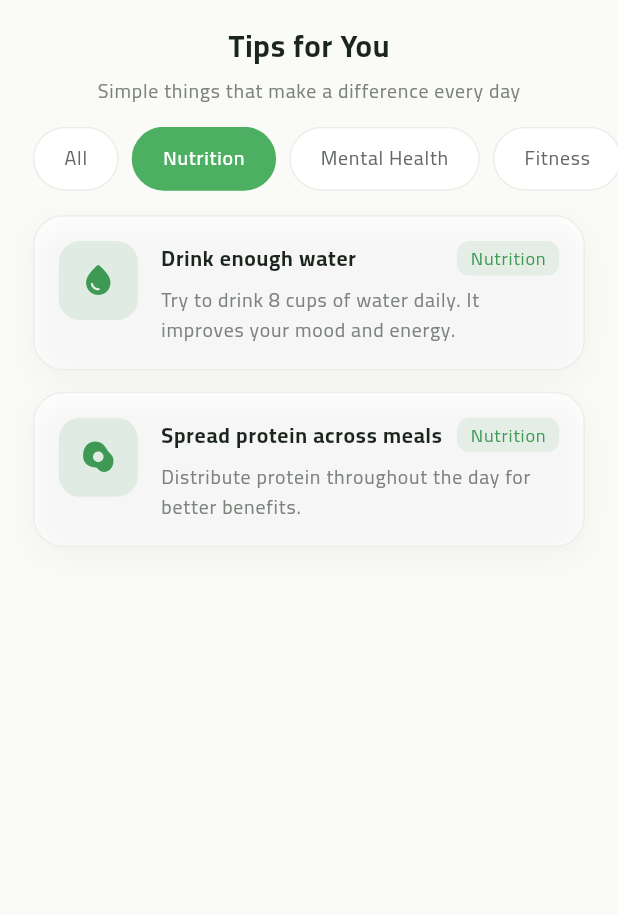
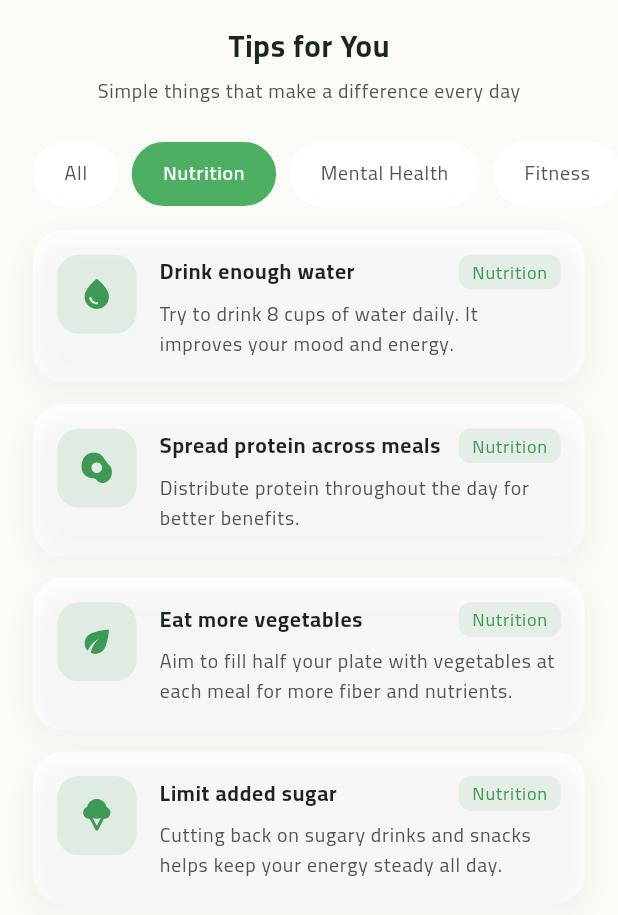
Before and after one commit to romisaa5/NutriMind-App, a Flutter app: the TipsScreen screen opened directly, after a tap on "Nutrition", on a phone screen of 412 x 824 dp. Shown: the top 915 px of the screen. Run offline on Flutter 3.47's test engine with Material 3 defaults, Android fonts, the phone set to English and light mode, and no system bars; our stand-ins replace animate_do, connectivity_plus, fl_chart, flutter_animate, flutter_bloc, flutter_screenutil and 5 more; accounts and stored records are empty.

Commit message:
finish tips screen ui

```diff
--- a/lib/core/common/models/app_models.dart
+++ b/lib/core/common/models/app_models.dart
@@ -115,40 +115,106 @@ class DummyData {
     WeeklyCalorieEntry(dayKey: 'dayThursdayShort', calories: 1380),
     WeeklyCalorieEntry(dayKey: 'dayFridayShort', calories: 800),
   ];
+
   static List<TipModel> tips = [
+    // ---------------- Nutrition ----------------
     const TipModel(
       titleKey: 'drinkEnoughWater',
       descriptionKey: 'drinkEnoughWaterDesc',
       icon: Icons.water_drop_rounded,
       categoryKey: 'nutritionCategory',
     ),
+    const TipModel(
+      titleKey: 'spreadProtein',
+      descriptionKey: 'spreadProteinDesc',
+      icon: Icons.egg_alt_rounded,
+      categoryKey: 'nutritionCategory',
+    ),
+    const TipModel(
+      titleKey: 'eatMoreVeggies',
+      descriptionKey: 'eatMoreVeggiesDesc',
+      icon: Icons.eco_rounded,
+      categoryKey: 'nutritionCategory',
+    ),
+    const TipModel(
+      titleKey: 'limitAddedSugar',
+      descriptionKey: 'limitAddedSugarDesc',
+      icon: Icons.icecream_rounded,
+      categoryKey: 'nutritionCategory',
+    ),
 
+    // ---------------- Mental ----------------
     const TipModel(
       titleKey: 'dontCompareYourself',
       descriptionKey: 'dontCompareYourselfDesc',
       icon: Icons.self_improvement_rounded,
       categoryKey: 'mentalCategory',
     ),
+    const TipModel(
+      titleKey: 'sleepIsImportant',
+      descriptionKey: 'sleepIsImportantDesc',
+      icon: Icons.bedtime_rounded,
+      categoryKey: 'mentalCategory',
+    ),
+    const TipModel(
+      titleKey: 'practiceGratitude',
+      descriptionKey: 'practiceGratitudeDesc',
+      icon: Icons.favorite_rounded,
+      categoryKey: 'mentalCategory',
+    ),
+    const TipModel(
+      titleKey: 'takeBreaks',
+      descriptionKey: 'takeBreaksDesc',
+      icon: Icons.pause_circle_rounded,
+      categoryKey: 'mentalCategory',
+    ),
 
+    // ---------------- Sport ----------------
     const TipModel(
       titleKey: 'dailyWalk',
       descriptionKey: 'dailyWalkDesc',
       icon: Icons.directions_walk_rounded,
       categoryKey: 'sportCategory',
     ),
-
     const TipModel(
-      titleKey: 'sleepIsImportant',
-      descriptionKey: 'sleepIsImportantDesc',
-      icon: Icons.bedtime_rounded,
-      categoryKey: 'mentalCategory',
+      titleKey: 'stretchDaily',
+      descriptionKey: 'stretchDailyDesc',
+      icon: Icons.accessibility_new_rounded,
+      categoryKey: 'sportCategory',
+    ),
+    const TipModel(
+      titleKey: 'strengthTraining',
+      descriptionKey: 'strengthTrainingDesc',
+      icon: Icons.fitness_center_rounded,
+      categoryKey: 'sportCategory',
     ),
 
+    // ---------------- Sleep ----------------
     const TipModel(
-      titleKey: 'spreadProtein',
-      descriptionKey: 'spreadProteinDesc',
-      icon: Icons.egg_alt_rounded,
-      categoryKey: 'nutritionCategory',
+      titleKey: 'consistentSleepSchedule',
+      descriptionKey: 'consistentSleepScheduleDesc',
+      icon: Icons.schedule_rounded,
+      categoryKey: 'sleepCategory',
+    ),
+    const TipModel(
+      titleKey: 'avoidScreensBeforeBed',
+      descriptionKey: 'avoidScreensBeforeBedDesc',
+      icon: Icons.smartphone_rounded,
+      categoryKey: 'sleepCategory',
+    ),
+
+    // ---------------- Habits ----------------
+    const TipModel(
+      titleKey: 'trackYourMeals',
+      descriptionKey: 'trackYourMealsDesc',
+      icon: Icons.checklist_rounded,
+      categoryKey: 'habitsCategory',
+    ),
+    const TipModel(
+      titleKey: 'smallStepsCount',
+      descriptionKey: 'smallStepsCountDesc',
+      icon: Icons.trending_up_rounded,
+      categoryKey: 'habitsCategory',
     ),
   ];
 }
--- a/lib/core/common/widgets/shared_widgets.dart
+++ b/lib/core/common/widgets/shared_widgets.dart
@@ -182,7 +182,6 @@ class SoftCard extends StatelessWidget {
           padding: padding ?? EdgeInsets.all(16.r),
           decoration: BoxDecoration(
             borderRadius: BorderRadius.circular(20.r),
-            border: Border.all(color: context.customAppColors.grey200),
             boxShadow: [
               BoxShadow(
                 color: context.customAppColors.neutral900.withValues(
--- a/lib/core/helpers/extensions.dart
+++ b/lib/core/helpers/extensions.dart
@@ -63,17 +63,47 @@ extension LocalizationExtensions on S {
       case 'drinkEnoughWater':
         return drinkEnoughWater;
 
+      case 'spreadProtein':
+        return spreadProtein;
+
+      case 'eatMoreVeggies':
+        return eatMoreVeggies;
+
+      case 'limitAddedSugar':
+        return limitAddedSugar;
+
       case 'dontCompareYourself':
         return dontCompareYourself;
+
+      case 'sleepIsImportant':
+        return sleepIsImportant;
+
+      case 'practiceGratitude':
+        return practiceGratitude;
+
+      case 'takeBreaks':
+        return takeBreaks;
 
       case 'dailyWalk':
         return dailyWalk;
 
-      case 'sleepIsImportant':
-        return sleepIsImportant;
+      case 'stretchDaily':
+        return stretchDaily;
 
-      case 'spreadProtein':
-        return spreadProtein;
+      case 'strengthTraining':
+        return strengthTraining;
+
+      case 'consistentSleepSchedule':
+        return consistentSleepSchedule;
+
+      case 'avoidScreensBeforeBed':
+        return avoidScreensBeforeBed;
+
+      case 'trackYourMeals':
+        return trackYourMeals;
+
+      case 'smallStepsCount':
+        return smallStepsCount;
 
       default:
         return '';
@@ -85,17 +115,47 @@ extension LocalizationExtensions on S {
       case 'drinkEnoughWaterDesc':
         return drinkEnoughWaterDesc;
 
+      case 'spreadProteinDesc':
+        return spreadProteinDesc;
+
+      case 'eatMoreVeggiesDesc':
+        return eatMoreVeggiesDesc;
+
+      case 'limitAddedSugarDesc':
+        return limitAddedSugarDesc;
+
       case 'dontCompareYourselfDesc':
         return dontCompareYourselfDesc;
+
+      case 'sleepIsImportantDesc':
+        return sleepIsImportantDesc;
+
+      case 'practiceGratitudeDesc':
+        return practiceGratitudeDesc;
+
+      case 'takeBreaksDesc':
+        return takeBreaksDesc;
 
       case 'dailyWalkDesc':
         return dailyWalkDesc;
 
-      case 'sleepIsImportantDesc':
-        return sleepIsImportantDesc;
+      case 'stretchDailyDesc':
+        return stretchDailyDesc;
 
-      case 'spreadProteinDesc':
-        return spreadProteinDesc;
+      case 'strengthTrainingDesc':
+        return strengthTrainingDesc;
+
+      case 'consistentSleepScheduleDesc':
+        return consistentSleepScheduleDesc;
+
+      case 'avoidScreensBeforeBedDesc':
+        return avoidScreensBeforeBedDesc;
+
+      case 'trackYourMealsDesc':
+        return trackYourMealsDesc;
+
+      case 'smallStepsCountDesc':
+        return smallStepsCountDesc;
 
       default:
         return '';
@@ -113,6 +173,12 @@ extension LocalizationExtensions on S {
       case 'sportCategory':
         return sportCategory;
 
+      case 'sleepCategory':
+        return sleepCategory;
+
+      case 'habitsCategory':
+        return habitsCategory;
+
       default:
         return '';
     }
--- a/lib/features/tips/presentation/screens/tips_screen.dart
+++ b/lib/features/tips/presentation/screens/tips_screen.dart
@@ -2,10 +2,10 @@ import 'package:flutter/material.dart';
 import 'package:flutter_screenutil/flutter_screenutil.dart';
 import 'package:animate_do/animate_do.dart';
 import 'package:nutri_mind/core/common/models/app_models.dart';
-import 'package:nutri_mind/core/common/widgets/shared_widgets.dart';
 import 'package:nutri_mind/core/helpers/extensions.dart';
-import 'package:nutri_mind/core/theme/app_colors/light_app_colors.dart';
 import 'package:nutri_mind/core/theme/app_texts/app_text_styles.dart';
+import 'package:nutri_mind/core/theme/theme_manager/theme_extensions.dart';
+import 'package:nutri_mind/features/tips/presentation/widgets/tip_card.dart';
 import 'package:nutri_mind/generated/l10n.dart';
 
 class TipsScreen extends StatefulWidget {
@@ -23,6 +23,8 @@ class _TipsScreenState extends State<TipsScreen> {
     'nutritionCategory',
     'mentalCategory',
     'sportCategory',
+    'sleepCategory',
+    'habitsCategory',
   ];
 
   @override
@@ -33,18 +35,17 @@ class _TipsScreenState extends State<TipsScreen> {
               .where((t) => t.categoryKey == _selectedCategory)
               .toList();
     return Scaffold(
-      backgroundColor: LightAppColors.background,
+      backgroundColor: context.customAppColors.background,
       body: SafeArea(
         child: Column(
           children: [
-            // ---------- Header ----------
             Padding(
               padding: EdgeInsets.fromLTRB(20.w, 16.h, 20.w, 6.h),
               child: FadeInDown(
                 child: Text(
                   S.of(context).tipsTitle,
                   style: AppTextStyles.font20Bold.copyWith(
-                    color: LightAppColors.neutral900,
+                    color: context.customAppColors.neutral900,
                   ),
                 ),
               ),
@@ -56,13 +57,12 @@ class _TipsScreenState extends State<TipsScreen> {
                 child: Text(
                   S.of(context).tipsSubtitle,
                   style: AppTextStyles.font13Regular.copyWith(
-                    color: LightAppColors.grey600,
+                    color: context.customAppColors.neutral700,
                   ),
                 ),
               ),
             ),
-
-            // ---------- Category Chips ----------
+            10.h.ph,
             SizedBox(
               height: 42.h,
               child: FadeInLeft(
@@ -71,7 +71,7 @@ class _TipsScreenState extends State<TipsScreen> {
                   scrollDirection: Axis.horizontal,
                   padding: EdgeInsets.symmetric(horizontal: 20.w),
                   itemCount: _categories.length,
-                  separatorBuilder: (_, __) => SizedBox(width: 8.w),
+                  separatorBuilder: (_, a) => SizedBox(width: 8.w),
                   itemBuilder: (context, i) {
                     final cat = _categories[i];
                     final selected = cat == _selectedCategory;
@@ -85,13 +85,13 @@ class _TipsScreenState extends State<TipsScreen> {
                         ),
                         decoration: BoxDecoration(
                           color: selected
-                              ? LightAppColors.primary500
-                              : LightAppColors.white,
+                              ? context.customAppColors.primary500
+                              : context.customAppColors.neutral100,
                           borderRadius: BorderRadius.circular(22.r),
                           border: Border.all(
                             color: selected
-                                ? LightAppColors.primary500
-                                : LightAppColors.grey200,
+                                ? context.customAppColors.primary500
+                                : Colors.transparent,
                           ),
                         ),
                         child: Text(
@@ -100,8 +100,8 @@ class _TipsScreenState extends State<TipsScreen> {
                               : S.of(context).tipCategory(cat),
                           style: AppTextStyles.font13Regular.copyWith(
                             color: selected
-                                ? LightAppColors.white
-                                : LightAppColors.grey700,
+                                ? context.customAppColors.white
+                                : context.customAppColors.neutral700,
                             fontWeight: selected
                                 ? FontWeight.w600
                                 : FontWeight.w400,
@@ -113,12 +113,18 @@ class _TipsScreenState extends State<TipsScreen> {
                 ),
               ),
             ),
-
-            SizedBox(height: 16.h),
-
-            // ---------- Tips List ----------
+            16.h.ph,
             Expanded(
-              child: ListView.builder(
+              child: tips.isEmpty
+                  ? Center(
+                      child: Text(
+                        S.of(context).noTipsInCategory,
+                        style: AppTextStyles.font13Regular.copyWith(
+                          color: context.customAppColors.neutral700,
+                        ),
+                      ),
+                    )
+                  : ListView.builder(
                       padding: EdgeInsets.fromLTRB(20.w, 0, 20.w, 24.h),
                       itemCount: tips.length,
                       itemBuilder: (context, index) {
@@ -128,7 +134,7 @@ class _TipsScreenState extends State<TipsScreen> {
                           duration: const Duration(milliseconds: 450),
                           child: Padding(
                             padding: EdgeInsets.only(bottom: 14.h),
-                      child: _TipCard(tip: tip),
+                            child: TipCard(tip: tip),
                           ),
                         );
                       },
@@ -140,91 +146,3 @@ class _TipsScreenState extends State<TipsScreen> {
     );
   }
 }
-
-class _TipCard extends StatelessWidget {
-  final TipModel tip;
-  const _TipCard({required this.tip});
-
-  Color _accent(BuildContext context) {
-    switch (S.of(context).tipCategory(tip.categoryKey)) {
-      case 'تغذية':
-      case 'Nutrition':
-        return LightAppColors.primary600;
-
-      case 'نفسية':
-      case 'Mental Health':
-        return LightAppColors.info500;
-
-      case 'رياضة':
-      case 'Fitness':
-        return LightAppColors.accent700;
-
-      default:
-        return LightAppColors.primary600;
-    }
-  }
-
-  @override
-  Widget build(BuildContext context) {
-    return SoftCard(
-      child: Row(
-        crossAxisAlignment: CrossAxisAlignment.start,
-        children: [
-          Container(
-            width: 48.w,
-            height: 48.w,
-            decoration: BoxDecoration(
-              color: _accent(context).withValues(alpha: 0.12),
-              borderRadius: BorderRadius.circular(14.r),
-            ),
-            child: Icon(tip.icon, color: _accent(context), size: 24.sp),
-          ),
-          SizedBox(width: 14.w),
-          Expanded(
-            child: Column(
-              crossAxisAlignment: CrossAxisAlignment.start,
-              children: [
-                Row(
-                  children: [
-                    Expanded(
-                      child: Text(
-                        S.of(context).tipTitle(tip.titleKey),
-                        style: AppTextStyles.font14Bold.copyWith(
-                          color: LightAppColors.neutral900,
-                        ),
-                      ),
-                    ),
-                    Container(
-                      padding: EdgeInsets.symmetric(
-                        horizontal: 8.w,
-                        vertical: 3.h,
-                      ),
-                      decoration: BoxDecoration(
-                        color: _accent(context).withValues(alpha: 0.1),
-                        borderRadius: BorderRadius.circular(8.r),
-                      ),
-                      child: Text(
-                        S.of(context).tipCategory(tip.categoryKey),
-                        style: AppTextStyles.font12Regular.copyWith(
-                          color: _accent(context),
-                        ),
-                      ),
-                    ),
-                  ],
-                ),
-                SizedBox(height: 6.h),
-                Text(
-                  S.of(context).tipDescription(tip.descriptionKey),
-                  style: AppTextStyles.font13Regular.copyWith(
-                    color: LightAppColors.grey600,
-                    height: 1.5,
-                  ),
-                ),
-              ],
-            ),
-          ),
-        ],
-      ),
-    );
-  }
-}
--- /dev/null
+++ b/lib/features/tips/presentation/widgets/tip_card.dart
@@ -0,0 +1,94 @@
+import 'package:nutri_mind/core/common/models/app_models.dart';
+import 'package:nutri_mind/core/common/widgets/shared_widgets.dart';
+import 'package:nutri_mind/core/theme/app_texts/app_text_styles.dart';
+import 'package:nutri_mind/core/theme/theme_manager/theme_extensions.dart';
+import 'package:nutri_mind/core/utils/common_imports.dart';
+import 'package:nutri_mind/generated/l10n.dart';
+
+class TipCard extends StatelessWidget {
+  final TipModel tip;
+  const TipCard({super.key, required this.tip});
+
+  Color _accent(BuildContext context) {
+    switch (S.of(context).tipCategory(tip.categoryKey)) {
+      case 'تغذية':
+      case 'Nutrition':
+        return context.customAppColors.primary600;
+
+      case 'نفسية':
+      case 'Mental Health':
+        return context.customAppColors.info500;
+
+      case 'رياضة':
+      case 'Fitness':
+        return context.customAppColors.accent700;
+
+      default:
+        return context.customAppColors.primary600;
+    }
+  }
+
+  @override
+  Widget build(BuildContext context) {
+    return SoftCard(
+      child: Row(
+        crossAxisAlignment: CrossAxisAlignment.start,
+        children: [
+          Container(
+            width: 48.w,
+            height: 48.w,
+            decoration: BoxDecoration(
+              color: _accent(context).withValues(alpha: 0.12),
+              borderRadius: BorderRadius.circular(14.r),
+            ),
+            child: Icon(tip.icon, color: _accent(context), size: 24.sp),
+          ),
+          SizedBox(width: 14.w),
+          Expanded(
+            child: Column(
+              crossAxisAlignment: CrossAxisAlignment.start,
+              children: [
+                Row(
+                  children: [
+                    Expanded(
+                      child: Text(
+                        S.of(context).tipTitle(tip.titleKey),
+                        style: AppTextStyles.font14Bold.copyWith(
+                          color: context.customAppColors.neutral900,
+                        ),
+                      ),
+                    ),
+                    Container(
+                      padding: EdgeInsets.symmetric(
+                        horizontal: 8.w,
+                        vertical: 3.h,
+                      ),
+                      decoration: BoxDecoration(
+                        color: _accent(context).withValues(alpha: 0.1),
+                        borderRadius: BorderRadius.circular(8.r),
+                      ),
+                      child: Text(
+                        S.of(context).tipCategory(tip.categoryKey),
+                        style: AppTextStyles.font12Regular.copyWith(
+                          color: _accent(context),
+                        ),
+                      ),
+                    ),
+                  ],
+                ),
+                SizedBox(height: 6.h),
+                Text(
+                  S.of(context).tipDescription(tip.descriptionKey),
+                  style: AppTextStyles.font13Regular.copyWith(
+                    color: context.customAppColors.neutral700,
+                    height: 1.5,
+                  ),
+                ),
+              ],
+            ),
+          ),
+        ],
+      ),
+    );
+  }
+}
--- a/lib/l10n/intl_ar.arb
+++ b/lib/l10n/intl_ar.arb
@@ -140,5 +140,28 @@
     "profileThemeSubtitle": "اختاري شكل التطبيق",
     "profileThemeLight": "فاتح",
     "profileThemeDark": "غامق",
-    "profileThemeSystem": "تلقائي"
+    "profileThemeSystem": "تلقائي",
+    "eatMoreVeggies": "كلي خضار أكتر",
+    "eatMoreVeggiesDesc": "حاولي نص طبقك يبقى خضار في كل وجبة عشان تاخدي ألياف وفيتامينات أكتر",
+    "limitAddedSugar": "قلّلي السكر المضاف",
+    "limitAddedSugarDesc": "تقليل المشروبات والسناكس السكرية بيخليكي محافظة على طاقتك طول اليوم",
+    "practiceGratitude": "مارسي الامتنان",
+    "practiceGratitudeDesc": "كتابة ٣ حاجات إنتي شاكرالها بتحسّن مزاجك مع الوقت",
+    "takeBreaks": "خدي بريكات قصيرة",
+    "takeBreaksDesc": "وقفة ٥ دقايق كل ساعة بتساعدك تركزي أكتر وتقللي التوتر",
+    "stretchDaily": "اتمططي يوميًا",
+    "stretchDailyDesc": "كام دقيقة مطّ بتحسن مرونة جسمك وتقلل شد العضلات",
+    "strengthTraining": "ضيفي تمارين مقاومة",
+    "strengthTrainingDesc": "جلستين في الأسبوع بتساعدك تبني عضل وتدعمي الأيض",
+    "consistentSleepSchedule": "حافظي على معاد نوم ثابت",
+    "consistentSleepScheduleDesc": "النوم والصحيان في نفس المعاد يوميًا بيحسّن جودة نومك",
+    "avoidScreensBeforeBed": "ابعدي عن الشاشات قبل النوم",
+    "avoidScreensBeforeBedDesc": "سيبي الموبايل ٣٠ دقيقة قبل النوم عشان تنامي أسرع",
+    "trackYourMeals": "سجّلي وجباتك",
+    "trackYourMealsDesc": "تسجيل اللي بتاكليه بيخلّيكي واعية أكتر وبيسهّل الاختيارات الصحية",
+    "smallStepsCount": "الخطوات الصغيرة بتفرق",
+    "smallStepsCountDesc": "التغييرات الصغيرة الثابتة بتدي نتيجة أطول من التغييرات الجذرية المفاجئة",
+    "sleepCategory": "النوم",
+    "habitsCategory": "العادات",
+    "noTipsInCategory": "لسه مفيش نصايح في القسم ده"
 }
--- a/lib/l10n/intl_en.arb
+++ b/lib/l10n/intl_en.arb
@@ -140,5 +140,28 @@
     "profileThemeSubtitle": "Choose the app theme",
     "profileThemeLight": "Light",
     "profileThemeDark": "Dark",
-    "profileThemeSystem": "System"
+    "profileThemeSystem": "System",
+    "eatMoreVeggies": "Eat more vegetables",
+    "eatMoreVeggiesDesc": "Aim to fill half your plate with vegetables at each meal for more fiber and nutrients.",
+    "limitAddedSugar": "Limit added sugar",
+    "limitAddedSugarDesc": "Cutting back on sugary drinks and snacks helps keep your energy steady all day.",
+    "practiceGratitude": "Practice gratitude",
+    "practiceGratitudeDesc": "Writing down three things you're grateful for can boost your mood over time.",
+    "takeBreaks": "Take short breaks",
+    "takeBreaksDesc": "A five-minute pause every hour helps you focus and lowers stress.",
+    "stretchDaily": "Stretch daily",
+    "stretchDailyDesc": "A few minutes of stretching improves flexibility and reduces muscle tension.",
+    "strengthTraining": "Add strength training",
+    "strengthTrainingDesc": "Two sessions a week help build muscle and support your metabolism.",
+    "consistentSleepSchedule": "Keep a consistent sleep schedule",
+    "consistentSleepScheduleDesc": "Sleeping and waking at the same time daily improves your sleep quality.",
+    "avoidScreensBeforeBed": "Avoid screens before bed",
+    "avoidScreensBeforeBedDesc": "Put your phone away 30 minutes before sleeping to fall asleep faster.",
+    "trackYourMeals": "Track your meals",
+    "trackYourMealsDesc": "Logging what you eat builds awareness and makes healthy choices easier.",
+    "smallStepsCount": "Small steps count",
+    "smallStepsCountDesc": "Consistent small changes lead to lasting results more than drastic ones.",
+    "sleepCategory": "Sleep",
+    "habitsCategory": "Habits",
+    "noTipsInCategory": "No tips in this category yet"
 }
```
Also changed, not shown: lib/generated/intl/messages_ar.dart, lib/generated/intl/messages_en.dart, lib/generated/l10n.dart. Lines whose indentation alone changed are shown as unchanged.
